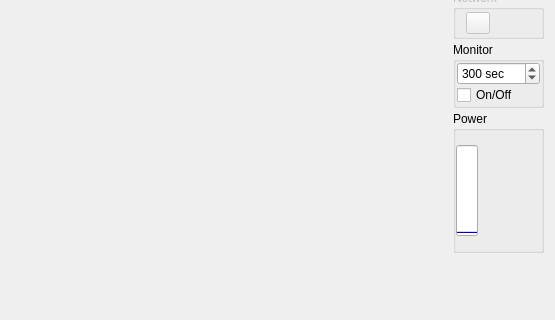
First picture: the form in src/qlabnetview/mainwindow.ui, repository uazure/qlabnetview, before the edit; both pictures show x 0 to 555 and y 228 to 548 of the 555 by 670 pixel window.
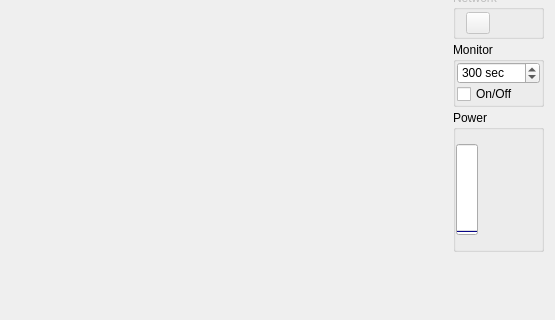
Second picture: the form after the edit. Icons and pictures are not drawn.

Patch:
```diff
--- a/src/qlabnetview/mainwindow.ui
+++ b/src/qlabnetview/mainwindow.ui
@@ -17,6 +17,10 @@
    <iconset resource="../../icons.qrc">
     <normaloff>:/icons/logo</normaloff>:/icons/logo</iconset>
   </property>
+  <property name="styleSheet">
+   <string notr="true">body {margin:0px;}
+</string>
+  </property>
   <property name="animated">
    <bool>false</bool>
   </property>
```
Left out of the diff: 7 changed lines with no effect on the pictures.
